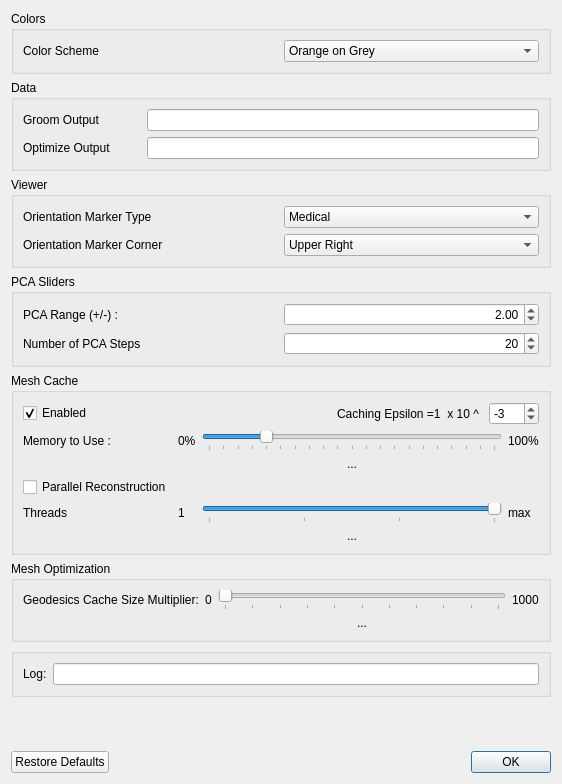
Old version of the form Studio/src/Data/PreferencesWindow.ui in the repository SCIInstitute/ShapeWorks.
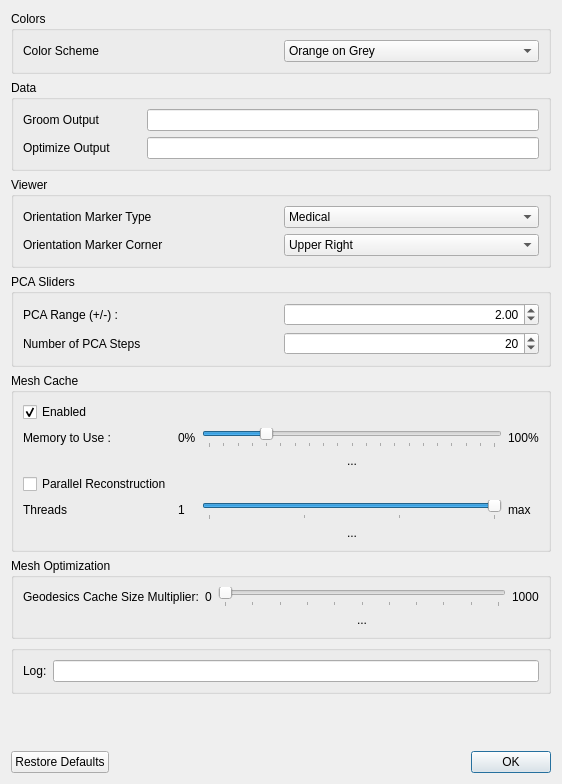
New version of the form.

Commit message: Remove old unused and non-working caching epsilon.

Patch:
```diff
--- a/Studio/src/Data/PreferencesWindow.ui
+++ b/Studio/src/Data/PreferencesWindow.ui
@@ -273,32 +273,6 @@
           </property>
          </widget>
         </item>
-        <item alignment="Qt::AlignRight">
-         <widget class="QLabel" name="label_14">
-          <property name="text">
-           <string>Caching Epsilon =1  x 10 ^ </string>
-          </property>
-         </widget>
-        </item>
-        <item>
-         <widget class="QSpinBox" name="caching_epsilon">
-          <property name="maximumSize">
-           <size>
-            <width>50</width>
-            <height>16777215</height>
-           </size>
-          </property>
-          <property name="minimum">
-           <number>-12</number>
-          </property>
-          <property name="maximum">
-           <number>12</number>
-          </property>
-          <property name="value">
-           <number>-3</number>
-          </property>
-         </widget>
-        </item>
        </layout>
       </item>
       <item>
```
Left out of the diff: 1 changed line with no effect on the pictures. The commit also changes 4 other files.
